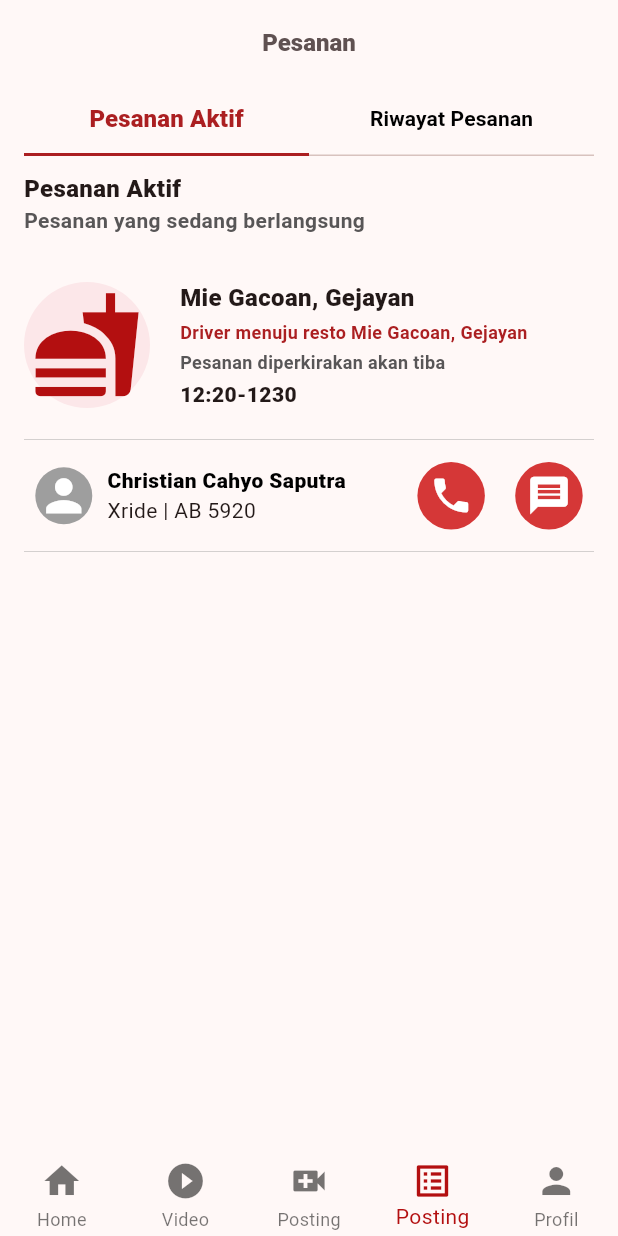
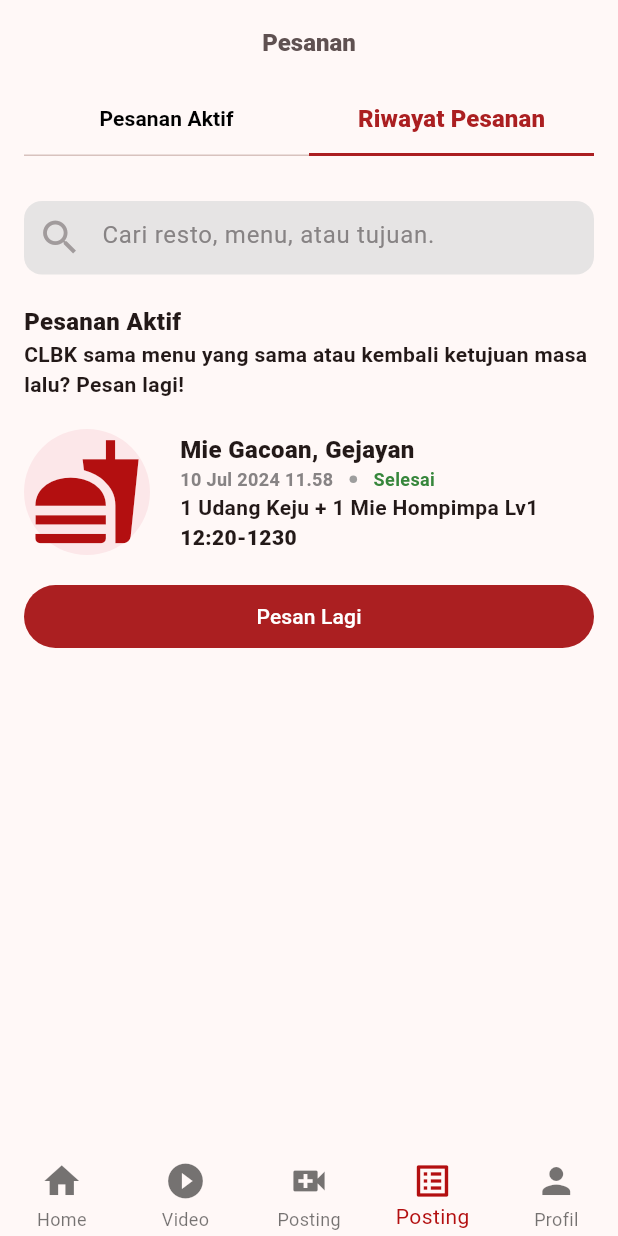
Before and after one commit to mariopandapotansimarmata/jogja_kita_gamification, a Flutter app: the screen it shows after launch, on a phone screen of 412 x 824 dp. Run offline on Flutter 3.47's test engine with Material 3 defaults, Android fonts, the light colour scheme and no system bars; our stand-ins replace percent_indicator.

Commit message:
add history page in order module

```diff
--- a/lib/views/order/active_order/active_order.dart
+++ b/lib/views/order/active_order/active_order.dart
@@ -8,7 +8,7 @@
   @override
   Widget build(BuildContext context) {
     return Padding(
-      padding: const EdgeInsets.only(top: 10),
+      padding: const EdgeInsets.only(top: 20),
       child: ListView(
         children: const [
           Text(
--- a/lib/views/order/active_order/active_order_widget/active_order_card.dart
+++ b/lib/views/order/active_order/active_order_widget/active_order_card.dart
@@ -7,9 +7,9 @@
 
   @override
   Widget build(BuildContext context) {
-    return Container(
+    return const SizedBox(
       height: 86,
-      child: const Row(
+      child: Row(
         children: [
           ActiveOrderIcon(
             size: 75,
--- a/lib/views/order/active_order/active_order_widget/driver_card.dart
+++ b/lib/views/order/active_order/active_order_widget/driver_card.dart
@@ -16,17 +16,16 @@
         mainAxisAlignment: MainAxisAlignment.spaceEvenly,
         crossAxisAlignment: CrossAxisAlignment.center,
         children: [
-          Container(
+          SizedBox(
             // decoration: BoxDecoration(border: Border.all(color: Colors.black)),
             width: MediaQuery.of(context).size.width * 0.6,
-            child: Row(
+            child: const Row(
               children: [
-                const DriverProfileIcon(size: 35),
-                const SizedBox(
+                DriverProfileIcon(size: 35),
+                SizedBox(
                   width: 10,
                 ),
-                Container(
-                  child: const Column(
+                Column(
                   crossAxisAlignment: CrossAxisAlignment.start,
                   mainAxisAlignment: MainAxisAlignment.center,
                   children: [
@@ -39,7 +38,6 @@
                     ),
                     Text("Xride | AB 5920")
                   ],
-                  ),
                 )
               ],
             ),
--- a/lib/views/order/active_order/active_order_widget/order_icons.dart
+++ b/lib/views/order/active_order/active_order_widget/order_icons.dart
@@ -50,7 +50,8 @@
       height: size + 15,
       width: size + 15,
       decoration: BoxDecoration(
-          color: Color(0xffD53737), borderRadius: BorderRadius.circular(50)),
+          color: const Color(0xffD53737),
+          borderRadius: BorderRadius.circular(50)),
       child: Icon(
         icon,
         size: size,
--- /dev/null
+++ b/lib/views/order/history_order/history_order.dart
@@ -0,0 +1,73 @@
+import 'package:flutter/material.dart';
+import 'package:jogja_kita_gamification/views/order/history_order/history_order_widget/history_order_widget.dart';
+
+class HistoryOrder extends StatelessWidget {
+  const HistoryOrder({super.key});
+
+  @override
+  Widget build(BuildContext context) {
+    return ListView(
+      shrinkWrap: true,
+      children: [
+        Container(
+          margin: const EdgeInsets.only(top: 30, bottom: 20),
+          height: 49,
+          child: TextFormField(
+            decoration: const InputDecoration(
+              hintStyle: TextStyle(
+                color: Color.fromARGB(255, 135, 131, 132),
+              ),
+              hintText: "Cari resto, menu, atau tujuan.",
+              prefixIcon: Icon(
+                color: Color.fromARGB(255, 161, 155, 156),
+                Icons.search,
+                size: 30,
+              ),
+              filled: true,
+              fillColor: Color.fromARGB(255, 230, 228, 228),
+              focusedBorder: OutlineInputBorder(
+                  borderSide: BorderSide(color: Colors.transparent, width: 0),
+                  borderRadius: BorderRadius.all(Radius.circular(12))),
+              enabledBorder: OutlineInputBorder(
+                  borderSide: BorderSide(color: Colors.transparent, width: 0),
+                  borderRadius: BorderRadius.all(Radius.circular(12))),
+            ),
+          ),
+        ),
+        const Column(
+          crossAxisAlignment: CrossAxisAlignment.start,
+          children: [
+            Text(
+              "Pesanan Aktif",
+              style: TextStyle(fontSize: 16, fontWeight: FontWeight.w900),
+            ),
+            Text(
+              "CLBK sama menu yang sama atau kembali ketujuan masa lalu? Pesan lagi!",
+              style: TextStyle(fontWeight: FontWeight.bold),
+              maxLines: 2,
+              overflow: TextOverflow.ellipsis,
+            ),
+          ],
+        ),
+        const SizedBox(
+          height: 20,
+        ),
+        const HistoryOrderCard(),
+        Container(
+          margin: const EdgeInsets.only(top: 20),
+          height: 42,
+          width: MediaQuery.of(context).size.width * 0.8,
+          child: ElevatedButton(
+              onPressed: () {},
+              style: ElevatedButton.styleFrom(
+                  backgroundColor: const Color(0xffAB1F21),
+                  shadowColor: Colors.transparent),
+              child: const Text(
+                "Pesan Lagi",
+                style: TextStyle(color: Colors.white),
+              )),
+        ),
+      ],
+    );
+  }
+}
--- /dev/null
+++ b/lib/views/order/history_order/history_order_widget/history_order_widget.dart
@@ -0,0 +1,71 @@
+import 'package:flutter/material.dart';
+
+import '../../active_order/active_order_widget/order_icons.dart';
+
+class HistoryOrderCard extends StatelessWidget {
+  const HistoryOrderCard({super.key});
+
+  @override
+  Widget build(BuildContext context) {
+    return SizedBox(
+      // height: 86,
+      child: Row(
+        children: [
+          const ActiveOrderIcon(
+            size: 75,
+          ),
+          const SizedBox(
+            width: 20,
+          ),
+          Column(
+            mainAxisAlignment: MainAxisAlignment.spaceBetween,
+            crossAxisAlignment: CrossAxisAlignment.start,
+            children: [
+              const Text(
+                "Mie Gacoan, Gejayan",
+                style: TextStyle(fontSize: 16, fontWeight: FontWeight.w900),
+              ),
+              SizedBox(
+                width: 170,
+                child: Row(
+                  mainAxisAlignment: MainAxisAlignment.spaceBetween,
+                  children: [
+                    const Text(
+                      "10 Jul 2024 11.58",
+                      style: TextStyle(
+                          fontSize: 12,
+                          color: Color.fromARGB(255, 135, 131, 132),
+                          fontWeight: FontWeight.bold),
+                    ),
+                    Container(
+                      height: 5,
+                      width: 5,
+                      decoration: BoxDecoration(
+                          color: Colors.grey,
+                          borderRadius: BorderRadius.circular(50)),
+                    ),
+                    const Text(
+                      "Selesai",
+                      style: TextStyle(
+                          fontSize: 12,
+                          color: Color.fromARGB(255, 54, 134, 59),
+                          fontWeight: FontWeight.bold),
+                    ),
+                  ],
+                ),
+              ),
+              const Text(
+                "1 Udang Keju + 1 Mie Hompimpa Lv1",
+                style: TextStyle(fontSize: 14, fontWeight: FontWeight.bold),
+              ),
+              const Text(
+                "12:20-1230",
+                style: TextStyle(fontSize: 14, fontWeight: FontWeight.w900),
+              )
+            ],
+          )
+        ],
+      ),
+    );
+  }
+}
--- a/lib/views/order/order.dart
+++ b/lib/views/order/order.dart
@@ -1,5 +1,6 @@
 import 'package:flutter/material.dart';
 import 'package:jogja_kita_gamification/views/order/active_order/active_order.dart';
+import 'package:jogja_kita_gamification/views/order/history_order/history_order.dart';
 
 class OrderPage extends StatefulWidget {
   const OrderPage({super.key});
@@ -14,7 +15,7 @@
   @override
   Widget build(BuildContext context) {
     return DefaultTabController(
-      initialIndex: 0,
+      initialIndex: 1,
       length: 2,
       child: Padding(
         padding: const EdgeInsets.symmetric(horizontal: 16.0),
@@ -56,7 +57,7 @@
           body: const TabBarView(
             children: <Widget>[
               ActiveOrder(),
-              Text("It's cloudy here"),
+              HistoryOrder(),
             ],
           ),
         ),
--- a/lib/views/profile/profile.dart
+++ b/lib/views/profile/profile.dart
@@ -117,10 +117,10 @@
             ),
           ],
         ),
-        Container(
+        SizedBox(
           height: MediaQuery.of(context).size.height * 0.42,
           // decoration: BoxDecoration(border: Border.all(color: Colors.black)),
-          child: Leaderboard(),
+          child: const Leaderboard(),
         )
       ],
     );
--- a/lib/views/profile/profile_widget/video_views.dart/leaderboard.dart
+++ b/lib/views/profile/profile_widget/video_views.dart/leaderboard.dart
@@ -13,14 +13,11 @@
   Widget build(BuildContext context) {
     return Container(
       padding: const EdgeInsets.symmetric(horizontal: 16),
-      child: Container(
-        // decoration: BoxDecoration(border: Border.all(color: Colors.black)),
-        // width: MediaQuery.of(context).size.width * 0.8,
       child: ListView.builder(
           itemCount: 10,
           itemBuilder: (context, index) {
             return Container(
-                padding: EdgeInsets.symmetric(vertical: 9),
+              padding: const EdgeInsets.symmetric(vertical: 9),
               child: Column(
                 children: [
                   Row(
@@ -35,8 +32,7 @@
                               Text(
                                 "${index + 1}.",
                                 style: const TextStyle(
-                                      fontSize: 16,
-                                      fontWeight: FontWeight.bold),
+                                    fontSize: 16, fontWeight: FontWeight.bold),
                               ),
                               const SizedBox(
                                 width: 7,
@@ -67,7 +63,6 @@
               ),
             );
           }),
-      ),
     );
   }
 }
```
Lines whose indentation alone changed are shown as unchanged.
